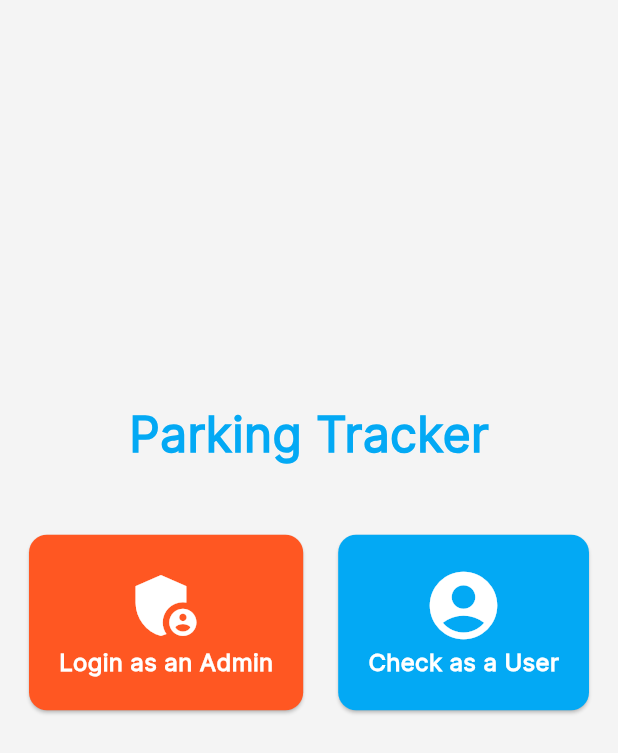
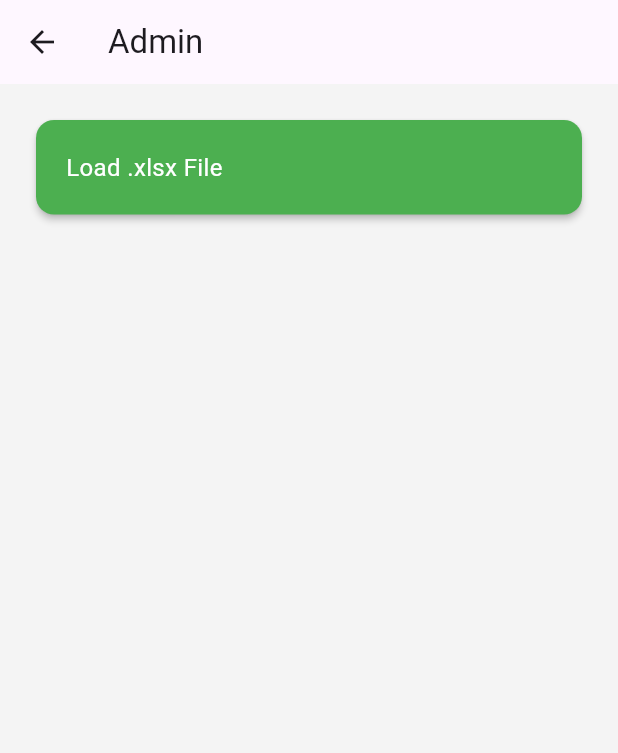
Before and after one commit to Harshit-Sonawala/parking_tracker, a Flutter app: the screen it shows after launch, after a tap on "Login as an Admin", on a phone screen of 412 x 824 dp. Shown: the top 753 px of the screen. Run offline on Flutter 3.47's test engine with Material 2 defaults, Android fonts, the light colour scheme and no system bars; our stand-ins replace file_picker; missing offline and left inert: excel.

Commit message:
many changes, added excel file picker functionality

```diff
--- /dev/null
+++ b/lib/admin_screen.dart
@@ -0,0 +1,90 @@
+import 'dart:io';
+import 'dart:async';
+
+import 'package:flutter/material.dart';
+import 'package:excel/excel.dart';
+import 'package:file_picker/file_picker.dart';
+
+class AdminScreen extends StatefulWidget {
+  const AdminScreen({super.key});
+
+  @override
+  State<AdminScreen> createState() => _AdminScreenState();
+}
+
+class _AdminScreenState extends State<AdminScreen> {
+  @override
+  Widget build(BuildContext context) {
+    // var recordsFile = File('assets/parking_records.xlsx').readAsBytesSync();
+    // var excelData = Excel.decodeBytes(recordsFile);
+    // for (var table in excelData.tables.keys) {
+    //   print(table); //sheet Name
+    //   print(excelData.tables[table]?.maxCols);
+    //   print(excelData.tables[table]?.maxRows);
+    //   for (var row in excelData.tables[table]!.rows) {
+    //     print('$row');
+    //   }
+    // }
+
+    FilePickerResult? filePickerResult;
+    var file;
+    var bytes;
+    var excel;
+
+    return Scaffold(
+      appBar: AppBar(
+        title: const Text('Admin'),
+      ),
+      body: SingleChildScrollView(
+          child: Padding(
+        padding: const EdgeInsets.all(20.0),
+        child: Column(
+          crossAxisAlignment: CrossAxisAlignment.stretch,
+          children: [
+            Card(
+              color: Colors.green,
+              child: InkWell(
+                onTap: () async => {
+                  filePickerResult = await FilePicker.platform.pickFiles(
+                    withData: true,
+                    type: FileType.custom,
+                    allowedExtensions: ['xlsx'],
+                    allowMultiple: false,
+                  ),
+                  if (filePickerResult != null)
+                    {
+                      debugPrint('File Picker Result: $filePickerResult'),
+                      file = File(filePickerResult!.files.single.path as String),
+                      bytes = filePickerResult?.files.single.bytes,
+                      excel = Excel.decodeBytes(bytes!),
+                      for (var table in excel.tables.keys)
+                        {
+                          // debugPrint(table),
+                          // debugPrint(excel.tables[table].maxCols),
+                          // debugPrint(excel.tables[table].maxRows),
+                          for (var row in excel.tables[table].rows)
+                            {
+                              debugPrint('$row'),
+                            }
+                        }
+                    }
+                },
+                child: const Padding(
+                  padding: EdgeInsets.all(20.0),
+                  child: Text(
+                    'Load .xlsx File',
+                    style: TextStyle(
+                      fontSize: 16,
+                      color: Colors.white,
+                    ),
+                  ),
+                ),
+              ),
+            ),
+            const SizedBox(height: 20),
+          ],
+        ),
+      )),
+    );
+  }
+}
--- a/lib/home_screen.dart
+++ b/lib/home_screen.dart
@@ -1,5 +1,6 @@
 import 'package:flutter/material.dart';
 import './user_screen.dart';
+import './admin_screen.dart';
 
 class HomeScreen extends StatefulWidget {
   const HomeScreen({super.key});
@@ -30,7 +31,11 @@ class _HomeScreenState extends State<HomeScreen> {
               Card(
                 color: Colors.deepOrange,
                 child: InkWell(
-                  onTap: () => {},
+                  onTap: () => Navigator.of(context).push(
+                    MaterialPageRoute(
+                      builder: (context) => const AdminScreen(),
+                    ),
+                  ),
                   child: const Padding(
                     padding: EdgeInsets.all(20.0),
                     child: Column(
--- a/lib/main.dart
+++ b/lib/main.dart
@@ -19,10 +19,11 @@ class _ParkingTrackerState extends State<ParkingTracker> {
       debugShowCheckedModeBanner: false,
       title: 'Parking Tracker',
       theme: ThemeData(
-        fontFamily: 'Inter',
+        // fontFamily: 'Inter',
         useMaterial3: true,
         primaryColor: Colors.lightBlue,
         scaffoldBackgroundColor: const Color(0xfff4f4f4),
+        cardTheme: const CardTheme(elevation: 2, color: Colors.white),
       ),
       home: const HomeScreen(),
     );
--- a/pubspec.yaml
+++ b/pubspec.yaml
@@ -8,6 +8,7 @@ environment:
 
 dependencies:
   excel: ^2.1.0
+  file_picker: ^5.3.2
   flutter:
     sdk: flutter
 
```
Also changed, not shown: lib/user_screen.dart (+28 -3 lines), pubspec.lock.
